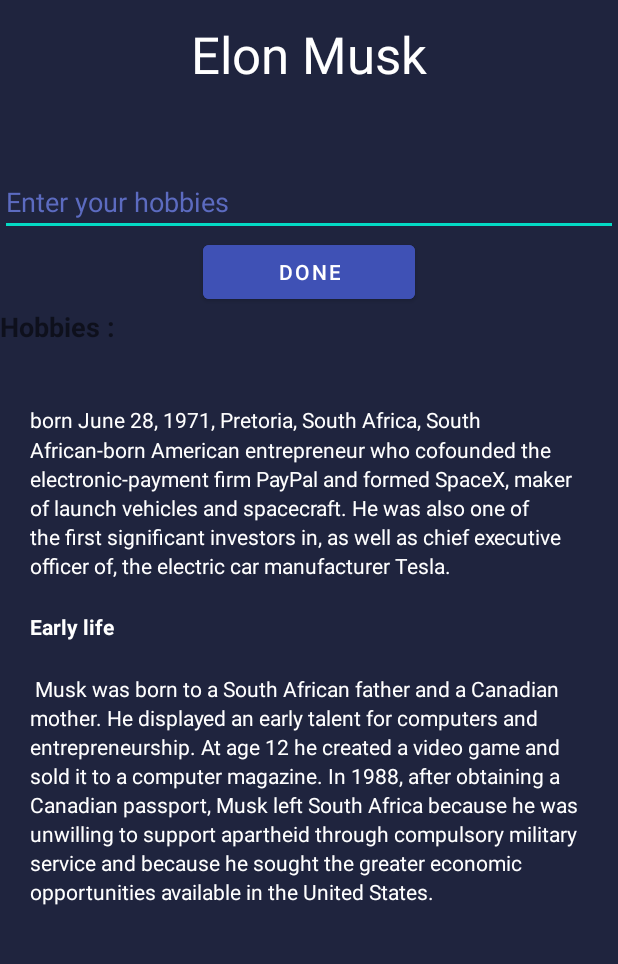
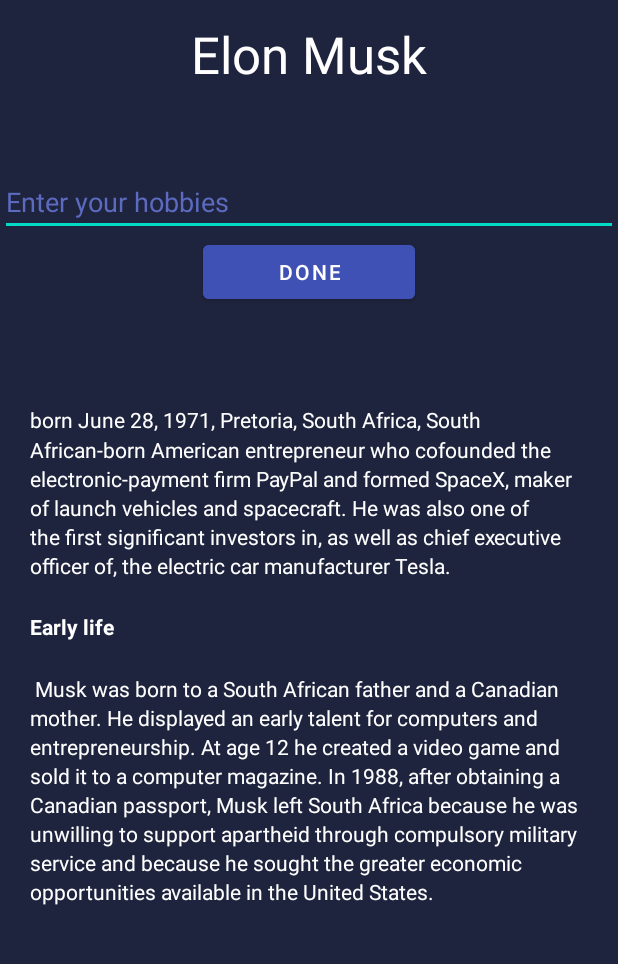
Before and after one commit to Zeino-Madikizela/Bio_Remake, an Android app: the screen it shows after launch (MainActivity), after a tap on "DONE", on a phone screen of 412 x 824 dp, the part 246-1210 px from its top. Run offline under Robolectric (Android 15) with nearby library versions, the phone set to English and light mode, and no system bars; our stand-ins replace data binding.

Commit message:
CLASS : activity_main.xml
Added the data tag, with name bio and the type is the location of the data class

Changed the name in TextView from being accessed from the Strings document(xml) to be accessed from the data object in runtime

added the text in the text view for it to be accessed in runtime as well from the data class/data object

CLASS : Bio.java

Created the Bio class, which is the data object
- instance variables
+ constructors
+ getters and setters

CLASS : MainActivity.java

imported the data class
Created the instance of the Bio object within the class
Set the name(Hard Coding) of the person at compile time
Used the binding object to set the bio from the data tag in the xml file of the class, the name of the varialbe is bio (not very imformed about this one)

set up the hobbies also to access the Bio object's field.
Also modified it to interpret the input and if it's empty, do nothing

```diff
--- a/app/src/main/java/com/example/bioremake/MainActivity.java
+++ b/app/src/main/java/com/example/bioremake/MainActivity.java
@@ -8,10 +8,12 @@ import android.os.Bundle;
 import android.view.View;
 import android.view.inputmethod.InputMethodManager;
 
+import com.example.bioremake.data.Bio;
 import com.example.bioremake.databinding.ActivityMainBinding;
 
 public class MainActivity extends AppCompatActivity {
     private ActivityMainBinding frontBinder;
+    private  Bio bio = new Bio();
 
     @Override
     protected void onCreate(Bundle savedInstanceState) {
@@ -19,6 +21,9 @@ public class MainActivity extends AppCompatActivity {
         setContentView(R.layout.activity_main);
 
         frontBinder = DataBindingUtil.setContentView(this, R.layout.activity_main);
+        bio.setName("Elon Musk");
+
+        frontBinder.setBio(bio);
         frontBinder.doneButton.setOnClickListener(new View.OnClickListener() {
             @Override
             public void onClick(View view) {
@@ -28,7 +33,14 @@ public class MainActivity extends AppCompatActivity {
     }
 
     public void addHobbies(View view){
-        frontBinder.hobbiesText.setText("Hobbies : " + frontBinder.enterHobby.getText().toString().trim()  );
+
+        String hobbiesInput = frontBinder.enterHobby.getText().toString().trim();
+
+        if(hobbiesInput.equals("")) return; //If the string is empty, do nothing
+
+        bio.setHobbies("Hobbies : " + hobbiesInput);
+
+        //frontBinder.hobbiesText.setText("Hobbies : " + frontBinder.enterHobby.getText().toString().trim()  );
         frontBinder.invalidateAll();
         frontBinder.hobbiesText.setVisibility(View.VISIBLE);
 
--- /dev/null
+++ b/app/src/main/java/com/example/bioremake/data/Bio.java
@@ -0,0 +1,32 @@
+package com.example.bioremake.data;
+
+public class Bio {
+
+    private String name;
+    private String hobbies;
+
+    public Bio(){
+
+    }
+
+    public Bio(String name, String hobbies) {
+        this.name = name;
+        this.hobbies = hobbies;
+    }
+
+    public String getName() {
+        return name;
+    }
+
+    public void setName(String name) {
+        this.name = name;
+    }
+
+    public String getHobbies() {
+        return hobbies;
+    }
+
+    public void setHobbies(String hobbies) {
+        this.hobbies = hobbies;
+    }
+}
--- a/app/src/main/res/layout/activity_main.xml
+++ b/app/src/main/res/layout/activity_main.xml
@@ -3,6 +3,12 @@
 <layout xmlns:android="http://schemas.android.com/apk/res/android"
     xmlns:app="http://schemas.android.com/apk/res-auto"
     xmlns:tools="http://schemas.android.com/tools">
+
+    <data>
+        <variable
+            name="bio"
+            type="com.example.bioremake.data.Bio" />
+    </data>
 
 
     <androidx.appcompat.widget.LinearLayoutCompat
@@ -25,7 +31,7 @@
             android:layout_gravity="center"
             android:fontFamily="sans-serif-thin"
             android:padding="13dp"
-            android:text="@string/name"
+            android:text="@{bio.name}"
             android:textColor="#FFFFFF"
             android:textSize="34sp"
             android:textStyle="bold" />
@@ -40,7 +46,7 @@
             android:inputType="textPersonName"
             android:paddingTop="50dp"
             android:textColorHint="#5C6BC0"
-            tools:ignore="TouchTargetSizeCheck,TouchTargetSizeCheck" />
+            tools:ignore="TouchTargetSizeCheck,TouchTargetSizeCheck,TextContrastCheck" />
 
         <Button
             android:id="@+id/doneButton"
@@ -56,6 +62,7 @@
         <TextView
             android:id="@+id/hobbiesText"
             style="@style/ElonMuskStyle"
+            android:text="@{bio.hobbies}"
             android:layout_width="match_parent"
             android:layout_height="wrap_content"
             android:visibility="invisible" />
```
